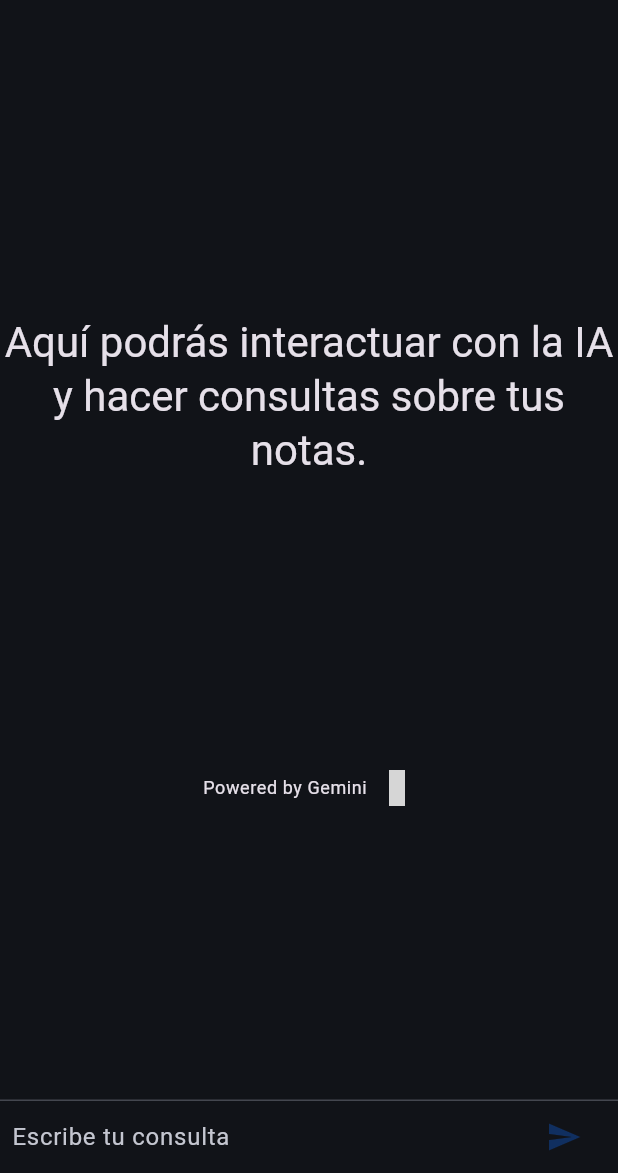
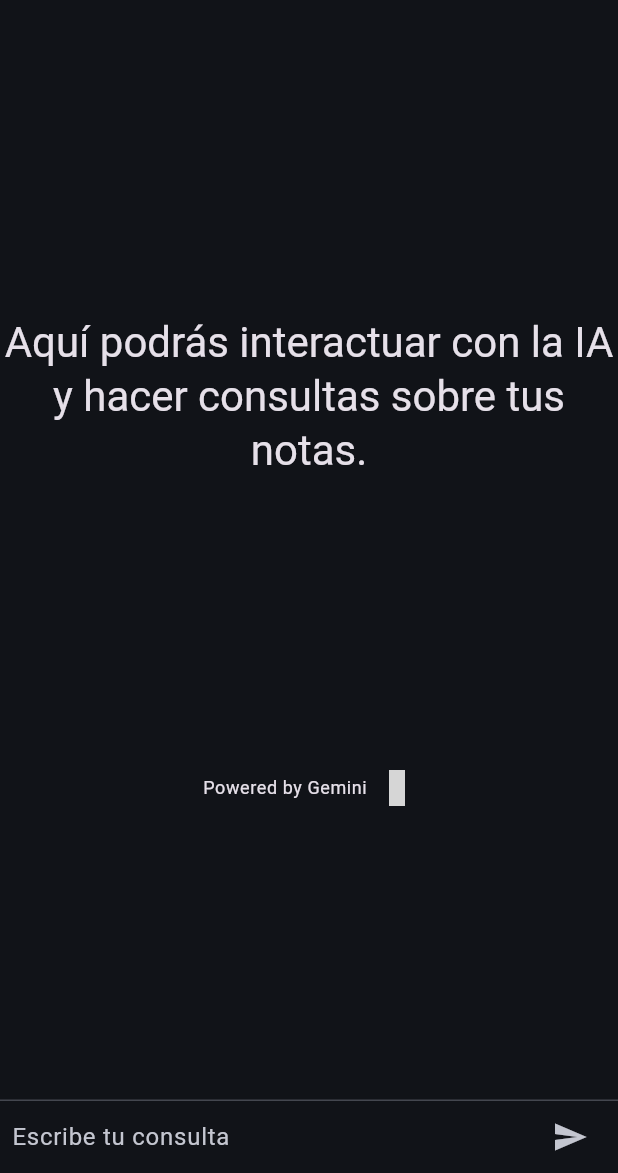
Before and after one commit to alfredobs97/gem_notes, a Flutter app: the ChatPage screen opened by its route, on a phone screen of 412 x 824 dp, the part 63-1236 px from its top. Run offline on Flutter 3.47's test engine with Material 3 defaults, Android fonts, the phone set to English and light mode, and no system bars; our stand-ins replace animated_splash_screen, bloc, flutter_bloc, flutter_markdown, google_fonts, hugeicons and 1 more; missing offline and left inert: langchain, langchain_community, langchain_google, wolt_modal_sheet; generated files the repository leaves out were written again; grey boxes are pictures that could not be loaded.

Commit message:
refactor chat UI

```diff
--- a/lib/ui/screens/chat/chat_page.dart
+++ b/lib/ui/screens/chat/chat_page.dart
@@ -57,11 +57,10 @@ class _ChatPageState extends State<ChatPage> {
   }
 
   Widget _buildTextComposer() {
-    return IconTheme(
-      data: IconThemeData(color: Theme.of(context).colorScheme.onPrimary),
-      child: Container(
+    return Container(
       margin: const EdgeInsets.symmetric(horizontal: 8.0),
       child: Row(
+        mainAxisAlignment: MainAxisAlignment.spaceBetween,
         children: <Widget>[
           Flexible(
             child: TextField(
@@ -70,15 +69,11 @@ class _ChatPageState extends State<ChatPage> {
               decoration: const InputDecoration.collapsed(hintText: "Escribe tu consulta"),
             ),
           ),
-            Container(
-              margin: const EdgeInsets.symmetric(horizontal: 4.0),
-              child: IconButton(
+          IconButton(
             icon: const Icon(Icons.send),
             onPressed: () => _handleSubmitted(_textController.text),
           ),
-            ),
         ],
-        ),
       ),
     );
   }
```
Lines whose indentation alone changed are shown as unchanged.
